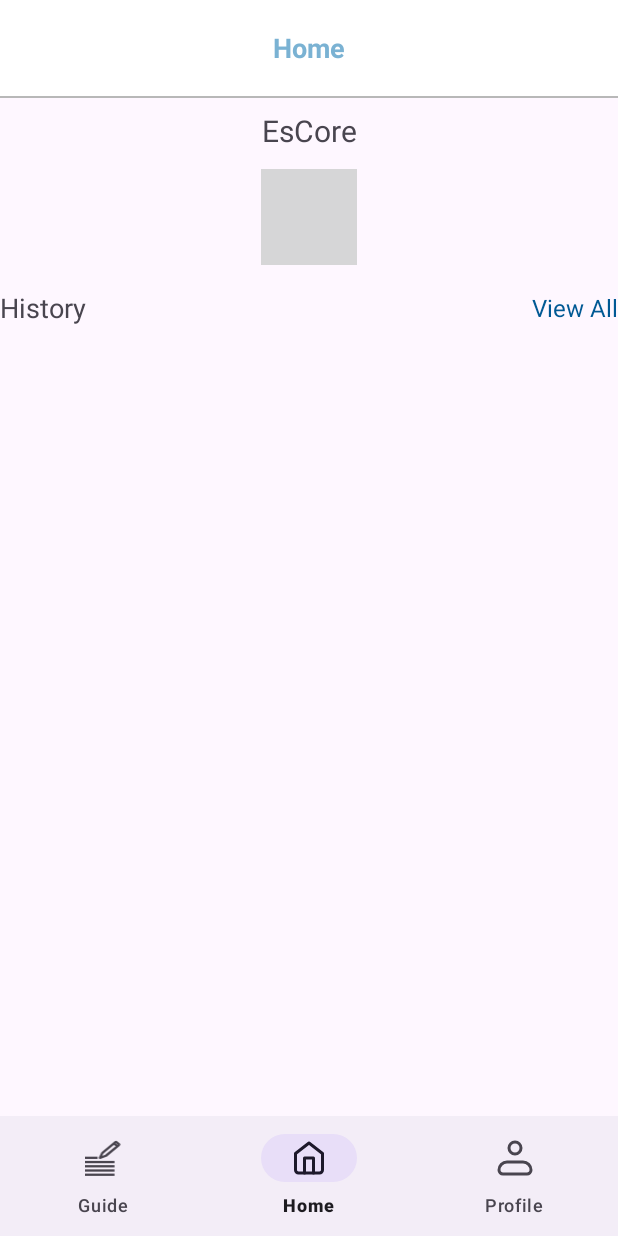
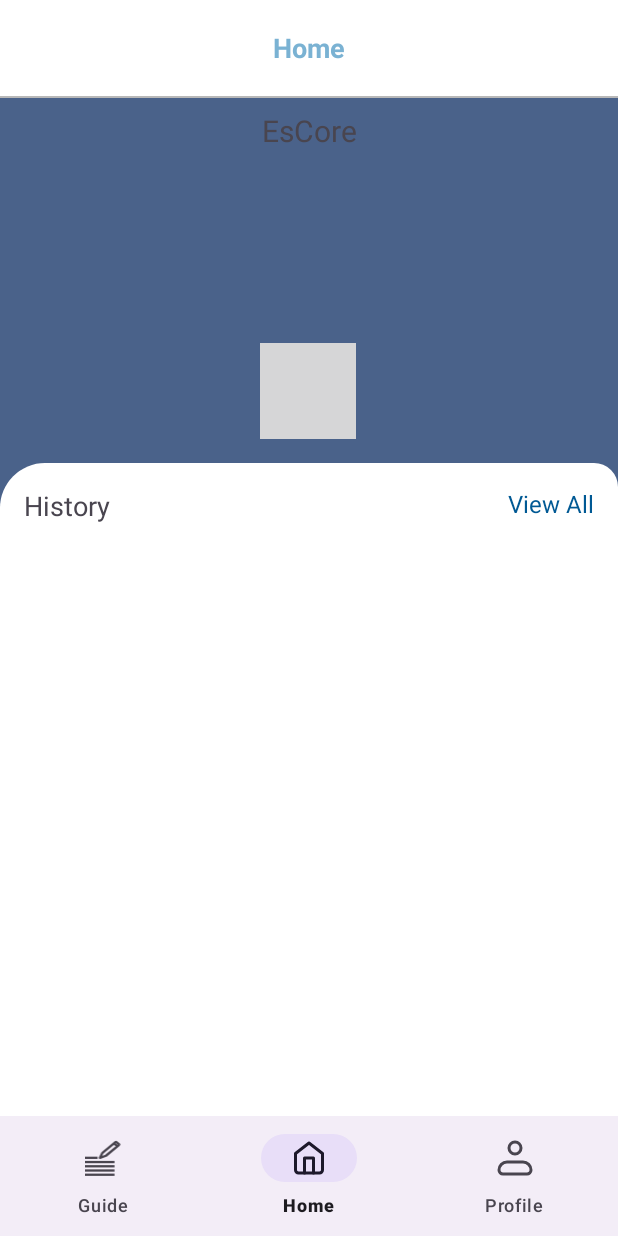
Before and after one commit to EsCore-Team/mobile-development, an Android app: the HomeFragment screen opened directly, with no data from a screen before it, on a phone screen of 412 x 824 dp. Run offline under Robolectric (Android 15) with nearby library versions, the phone set to English and light mode, and no system bars; our stand-ins replace navigation-ui; 1 statement that could not run was skipped.

Commit message:
add home ui

```diff
--- /dev/null
+++ b/app/src/main/res/drawable/bg_homescreen.xml
@@ -0,0 +1,10 @@
+<layer-list xmlns:android="http://schemas.android.com/apk/res/android">
+
+    <!-- Warna bagian atas -->
+    <item>
+        <shape android:shape="rectangle">
+            <solid android:color="#4A628A" /> <!-- Ganti dengan warna biru -->
+        </shape>
+    </item>
+
+</layer-list>
--- /dev/null
+++ b/app/src/main/res/drawable/bg_rounded_homscreen.xml
@@ -0,0 +1,9 @@
+<layer-list xmlns:android="http://schemas.android.com/apk/res/android">
+
+<item>
+    <shape android:shape="rectangle">
+        <solid android:color="#FFFFFF" /> <!-- Warna putih -->
+        <corners android:topLeftRadius="30dp" android:topRightRadius="16dp" />
+    </shape>
+</item>
+</layer-list>
--- a/app/src/main/res/layout/activity_login.xml
+++ b/app/src/main/res/layout/activity_login.xml
@@ -24,6 +24,7 @@
         android:layout_height="107dp"
         android:layout_marginStart="32dp"
         android:layout_marginEnd="32dp"
+        android:contentDescription="@string/logo"
         app:layout_constraintBottom_toTopOf="@+id/guidelineHorizontal"
         app:layout_constraintEnd_toEndOf="parent"
         app:layout_constraintStart_toStartOf="parent"
--- a/app/src/main/res/layout/activity_sign_up.xml
+++ b/app/src/main/res/layout/activity_sign_up.xml
@@ -24,6 +24,7 @@
         android:layout_height="107dp"
         android:layout_marginStart="32dp"
         android:layout_marginEnd="32dp"
+        android:contentDescription="@string/logo"
         app:layout_constraintBottom_toTopOf="@+id/guidelineHorizontal"
         app:layout_constraintEnd_toEndOf="parent"
         app:layout_constraintStart_toStartOf="parent"
--- a/app/src/main/res/layout/fragment_home.xml
+++ b/app/src/main/res/layout/fragment_home.xml
@@ -5,6 +5,7 @@
     xmlns:tools="http://schemas.android.com/tools"
     android:layout_width="match_parent"
     android:layout_height="match_parent"
+    android:background="@drawable/bg_homescreen"
     tools:context=".view.bottombar.home.HomeFragment">
 
     <!-- Header Text -->
@@ -21,41 +22,57 @@
         app:layout_constraintEnd_toEndOf="parent" />
 
     <!-- Submit Button -->
+
+    <!-- Content Section -->
+
     <Button
         android:id="@+id/submitButton"
         android:layout_width="64dp"
         android:layout_height="64dp"
-        android:layout_marginTop="12dp"
+        android:layout_marginTop="128dp"
         android:background="@drawable/circle_button"
         android:backgroundTint="@color/navy"
         android:foreground="@drawable/baseline_add_24"
-        app:layout_constraintTop_toBottomOf="@+id/text_home"
+        app:layout_constraintEnd_toEndOf="parent"
+        app:layout_constraintHorizontal_bias="0.498"
         app:layout_constraintStart_toStartOf="parent"
-        app:layout_constraintEnd_toEndOf="parent" />
+        app:layout_constraintTop_toBottomOf="@+id/text_home" />
 
-    <!-- Section Title -->
+    <androidx.constraintlayout.widget.ConstraintLayout
+        android:layout_width="0dp"
+        android:layout_height="0dp"
+        android:layout_marginTop="16dp"
+        android:background="@drawable/bg_rounded_homscreen"
+        app:layout_constraintTop_toBottomOf="@id/submitButton"
+        app:layout_constraintStart_toStartOf="parent"
+        app:layout_constraintEnd_toEndOf="parent"
+        app:layout_constraintBottom_toBottomOf="parent">
+
+        <!-- TextView History -->
         <TextView
             android:id="@+id/tvHistory"
             android:layout_width="wrap_content"
             android:layout_height="wrap_content"
+            android:layout_marginStart="16dp"
             android:layout_marginTop="16dp"
             android:text="@string/history"
             android:textSize="18sp"
-        app:layout_constraintTop_toBottomOf="@+id/submitButton"
-        app:layout_constraintStart_toStartOf="parent"/>
+            app:layout_constraintStart_toStartOf="parent"
+            app:layout_constraintTop_toTopOf="parent" />
 
-    <!-- View All Button -->
+        <!-- TextView View All -->
         <TextView
             android:id="@+id/tvViewAll"
             android:layout_width="wrap_content"
             android:layout_height="wrap_content"
-        android:text="View All"
+            android:layout_marginEnd="16dp"
+            android:text="@string/view_all"
             android:textColor="@color/hyperlink"
             android:textSize="16sp"
+            app:layout_constraintBottom_toBottomOf="@id/tvHistory"
+            app:layout_constraintEnd_toEndOf="parent"
             app:layout_constraintTop_toTopOf="@id/tvHistory"
-        app:layout_constraintBottom_toBottomOf="@id/tvHistory"
-        app:layout_constraintEnd_toEndOf="parent" />
-
+            app:layout_constraintVertical_bias="0.0" />
 
         <!-- RecyclerView -->
         <androidx.recyclerview.widget.RecyclerView
@@ -69,7 +86,9 @@
             app:layout_constraintBottom_toBottomOf="parent"
             tools:listitem="@layout/item_history" />
 
+    </androidx.constraintlayout.widget.ConstraintLayout>
 
+    <!-- Progress Bar -->
     <ProgressBar
         android:id="@+id/progressBar"
         android:layout_width="wrap_content"
--- a/app/src/main/res/values/strings.xml
+++ b/app/src/main/res/values/strings.xml
@@ -140,4 +140,8 @@
     <string name="desc_onboarding">EsCore is an AI-powered solution for objective and efficient essay scoring. Let’s make grading faster and fairer!</string>
     <string name="welcome_to_escore">🎓 Welcome to EsCore!</string>
     <string name="next_icon">Next Icon</string>
+    <string name="logo">Logo</string>
+    <string name="onboarding_image">Onboarding Image</string>
+    <string name="get_started">Get Started</string>
+    <string name="view_all">View All</string>
 </resources>
```
Also changed, not shown: app/src/main/res/drawable/button_background_next.xml (+18 -6 lines), app/src/main/res/layout/activity_onboarding.xml (+6 -3 lines). Lines whose indentation alone changed are shown as unchanged.
